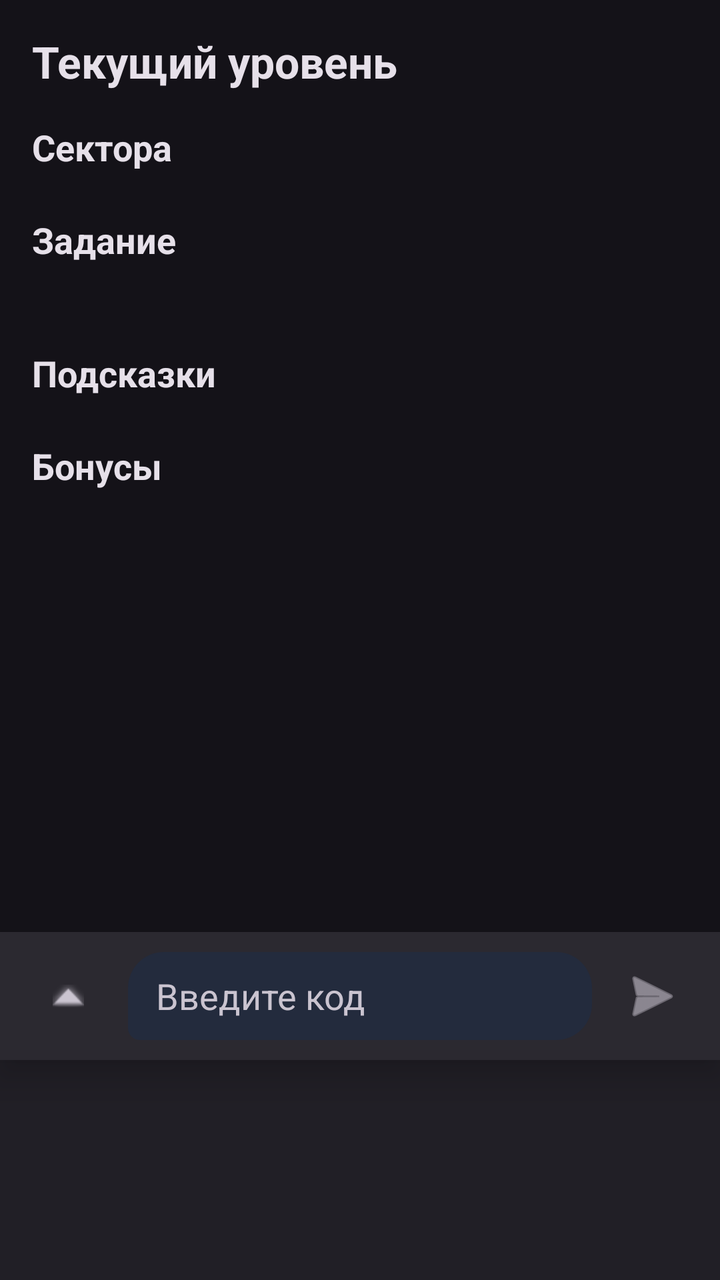
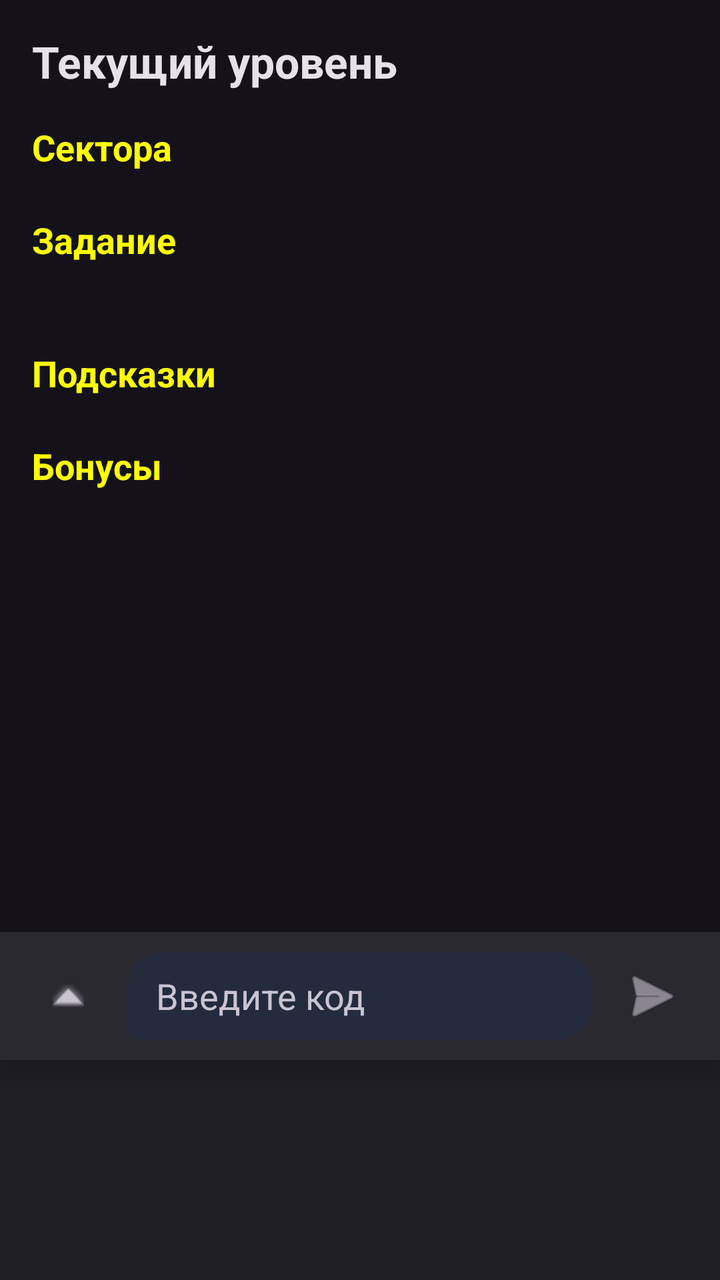

Compare the two renders of this Android layout. The source of the first and the diff that turns it into the second are given below.
<!-- AndroidManifest.xml: application theme Theme.GameChatAndroid -->
<!-- res/layout/fragment_engine.xml -->
<?xml version="1.0" encoding="utf-8"?>
<LinearLayout xmlns:android="http://schemas.android.com/apk/res/android"
    android:layout_width="match_parent"
    android:layout_height="match_parent"
    android:orientation="vertical"
    android:background="?attr/colorSurface">

    <ScrollView
        android:layout_width="match_parent"
        android:layout_height="0dp"
        android:layout_weight="1"
        android:fillViewport="true">

        <LinearLayout
            android:layout_width="match_parent"
            android:layout_height="wrap_content"
            android:orientation="vertical"
            android:padding="16dp">

            <TextView
                android:id="@+id/engineLevelHeader"
                android:layout_width="match_parent"
                android:layout_height="wrap_content"
                android:text="@string/engine_current_level"
                android:textColor="?attr/colorOnSurface"
                android:textSize="22sp"
                android:textStyle="bold" />

            <TextView
                android:id="@+id/engineSectorsTitle"
                android:layout_width="match_parent"
                android:layout_height="wrap_content"
                android:layout_marginTop="16dp"
                android:text="@string/engine_sectors_title"
                android:textColor="?attr/colorOnSurface"
                android:textSize="18sp"
                android:textStyle="bold" />

            <LinearLayout
                android:id="@+id/engineSectorsContainer"
                android:layout_width="match_parent"
                android:layout_height="wrap_content"
                android:layout_marginTop="6dp"
                android:orientation="vertical" />

            <TextView
                android:layout_width="match_parent"
                android:layout_height="wrap_content"
                android:layout_marginTop="16dp"
                android:text="@string/engine_task_title"
                android:textColor="?attr/colorOnSurface"
                android:textSize="18sp"
                android:textStyle="bold" />

            <TextView
                android:id="@+id/engineTaskText"
                android:layout_width="match_parent"
                android:layout_height="wrap_content"
                android:layout_marginTop="6dp"
                android:textColor="?attr/colorOnSurfaceVariant"
                android:textSize="15sp" />

            <TextView
                android:layout_width="match_parent"
                android:layout_height="wrap_content"
                android:layout_marginTop="16dp"
                android:text="@string/engine_hints_title"
                android:textColor="?attr/colorOnSurface"
                android:textSize="18sp"
                android:textStyle="bold" />

            <LinearLayout
                android:id="@+id/engineHintsContainer"
                android:layout_width="match_parent"
                android:layout_height="wrap_content"
                android:layout_marginTop="6dp"
                android:orientation="vertical" />

            <TextView
                android:layout_width="match_parent"
                android:layout_height="wrap_content"
                android:layout_marginTop="16dp"
                android:text="@string/engine_bonuses_title"
                android:textColor="?attr/colorOnSurface"
                android:textSize="18sp"
                android:textStyle="bold" />

            <LinearLayout
                android:id="@+id/engineBonusesContainer"
                android:layout_width="match_parent"
                android:layout_height="wrap_content"
                android:layout_marginTop="6dp"
                android:orientation="vertical" />

        </LinearLayout>
    </ScrollView>

    <LinearLayout
        android:id="@+id/engineCodePanel"
        android:layout_width="match_parent"
        android:layout_height="wrap_content"
        android:orientation="vertical"
        android:paddingStart="12dp"
        android:paddingTop="10dp"
        android:paddingEnd="12dp"
        android:paddingBottom="10dp"
        android:background="?attr/colorSurfaceContainerHigh"
        android:elevation="10dp">

        <LinearLayout
            android:layout_width="match_parent"
            android:layout_height="wrap_content"
            android:orientation="horizontal">

            <ImageButton
                android:id="@+id/engineMixedActionsExpandButton"
                android:layout_width="44dp"
                android:layout_height="44dp"
                android:layout_marginEnd="8dp"
                android:background="?attr/selectableItemBackgroundBorderless"
                android:contentDescription="@string/engine_mixed_actions_expand"
                android:padding="8dp"
                android:src="@android:drawable/arrow_up_float"
                android:tint="?attr/colorOnSurfaceVariant" />

            <EditText
                android:id="@+id/engineCodeInput"
                android:layout_width="0dp"
                android:layout_height="44dp"
                android:layout_weight="1"
                android:background="@drawable/bg_chat_bubble_incoming"
                android:hint="@string/engine_code_hint"
                android:imeOptions="actionSend"
                android:inputType="text"
                android:maxLines="1"
                android:paddingStart="14dp"
                android:paddingEnd="14dp"
                android:textColor="?attr/colorOnSurface"
                android:textColorHint="?attr/colorOnSurfaceVariant" />

            <ImageButton
                android:id="@+id/engineSendCodeButton"
                android:layout_width="44dp"
                android:layout_height="44dp"
                android:layout_marginStart="8dp"
                android:background="?attr/selectableItemBackgroundBorderless"
                android:contentDescription="@string/engine_code_send"
                android:padding="8dp"
                android:src="@android:drawable/ic_menu_send"
                android:tint="?attr/colorOnSurfaceVariant" />

        </LinearLayout>
    </LinearLayout>

    <LinearLayout
        android:id="@+id/engineMixedActionsPanel"
        android:layout_width="match_parent"
        android:layout_height="wrap_content"
        android:orientation="vertical"
        android:paddingStart="12dp"
        android:paddingTop="6dp"
        android:paddingEnd="12dp"
        android:paddingBottom="8dp"
        android:background="?attr/colorSurfaceContainer">

        <ScrollView
            android:id="@+id/engineMixedActionsScroll"
            android:layout_width="match_parent"
            android:layout_height="96dp"
            android:fillViewport="true">

            <LinearLayout
                android:id="@+id/engineMixedActionsContainer"
                android:layout_width="match_parent"
                android:layout_height="wrap_content"
                android:orientation="vertical" />
        </ScrollView>
    </LinearLayout>

</LinearLayout>
<!-- resources referenced by this layout -->
<resources>
  <!-- drawable bg_chat_bubble_incoming (drawable) -->
  <?xml version="1.0" encoding="utf-8"?>
  <shape xmlns:android="http://schemas.android.com/apk/res/android" android:shape="rectangle">
      <solid android:color="#232B3D" />
      <corners
          android:topLeftRadius="18dp"
          android:topRightRadius="18dp"
          android:bottomLeftRadius="6dp"
          android:bottomRightRadius="18dp" />
  </shape>
  <string name="engine_bonuses_title">Бонусы</string>
  <string name="engine_code_hint">Введите код</string>
  <string name="engine_code_send">Отправить</string>
  <string name="engine_current_level">Текущий уровень</string>
  <string name="engine_hints_title">Подсказки</string>
  <string name="engine_mixed_actions_expand">Развернуть MixedActions</string>
  <string name="engine_sectors_title">Сектора</string>
  <string name="engine_task_title">Задание</string>
  <style name="Theme.GameChatAndroid" parent="Theme.Material3.Dark.NoActionBar">
          <item name="android:statusBarColor">?attr/colorSurface</item>
          <item name="android:navigationBarColor">?attr/colorSurface</item>
      </style>
</resources>

<!-- the commit's change to res/layout/fragment_engine.xml (unified diff, before → after) -->
@@ -32,7 +32,7 @@
                 android:layout_height="wrap_content"
                 android:layout_marginTop="16dp"
                 android:text="@string/engine_sectors_title"
-                android:textColor="?attr/colorOnSurface"
+                android:textColor="#FFFF00"
                 android:textSize="18sp"
                 android:textStyle="bold" />
 
@@ -48,7 +48,7 @@
                 android:layout_height="wrap_content"
                 android:layout_marginTop="16dp"
                 android:text="@string/engine_task_title"
-                android:textColor="?attr/colorOnSurface"
+                android:textColor="#FFFF00"
                 android:textSize="18sp"
                 android:textStyle="bold" />
 
@@ -65,7 +65,7 @@
                 android:layout_height="wrap_content"
                 android:layout_marginTop="16dp"
                 android:text="@string/engine_hints_title"
-                android:textColor="?attr/colorOnSurface"
+                android:textColor="#FFFF00"
                 android:textSize="18sp"
                 android:textStyle="bold" />
 
@@ -81,7 +81,7 @@
                 android:layout_height="wrap_content"
                 android:layout_marginTop="16dp"
                 android:text="@string/engine_bonuses_title"
-                android:textColor="?attr/colorOnSurface"
+                android:textColor="#FFFF00"
                 android:textSize="18sp"
                 android:textStyle="bold" />
 
